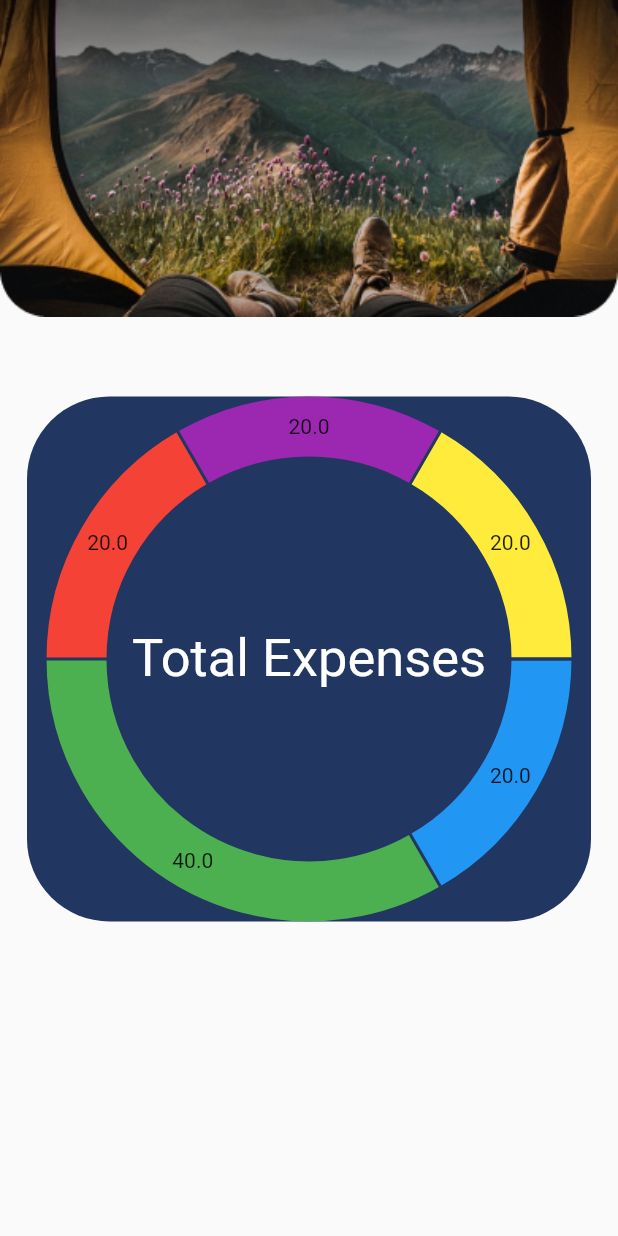
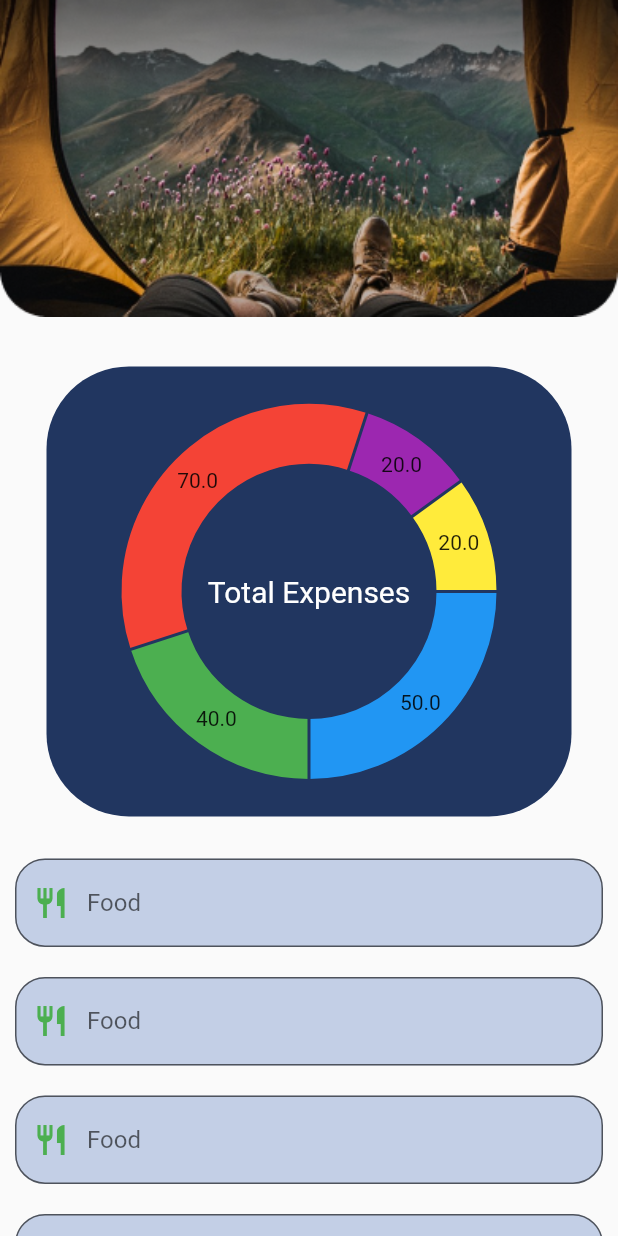
Before and after one commit to YashasHewage/TripWallet, a Flutter app: the screen it shows after launch, on a phone screen of 412 x 824 dp. Run offline on Flutter 3.47's test engine with Material 2 defaults, Android fonts, the light colour scheme and no system bars; drawn by our look-alikes of fl_chart; our stand-ins replace google_fonts.

Commit message:
expenses page

```diff
--- a/app/lib/components/pie_chart.dart
+++ b/app/lib/components/pie_chart.dart
@@ -9,21 +9,23 @@ class MyPieChart extends StatelessWidget {
   @override
   Widget build(BuildContext context) {
     return Container(
-      width: 500,
-      height: 350,
+      width: 350,
+      height: 300 ,
       decoration: BoxDecoration(
         color: Color(0xFF213660),
         borderRadius: BorderRadius.circular(55),
       ),
       child: Stack(alignment: Alignment.center,
         children: [
-          Text('Total Expenses',style: TextStyle(color: Colors.white,fontSize:35),),
-          PieChart(
+          Text('Total Expenses',style: TextStyle(color: Colors.white,fontSize:20),),
+          Padding(
+            padding: const EdgeInsets.all(25.0),
+            child: PieChart(
               PieChartData(
                 sections: [
                   //1 item
                   PieChartSectionData(
-                  value: 20,
+                    value: 50,
                     color: Colors.blue,
                   ),
                   //2 item
@@ -33,7 +35,7 @@ class MyPieChart extends StatelessWidget {
                   ),
                   //3 item
                   PieChartSectionData(
-                  value: 20,
+                    value: 70,
                     color: Colors.red,
                   ),
                   //4 item
@@ -50,6 +52,7 @@ class MyPieChart extends StatelessWidget {
               ),
               swapAnimationDuration: Duration(milliseconds: 750),
             ),
+          ),
         ],
       ),
     );
--- /dev/null
+++ b/app/lib/components/textfield_expenses.dart
@@ -0,0 +1,28 @@
+// ignore_for_file: prefer_const_constructors
+
+import 'package:flutter/material.dart';
+
+class Textfieldexpenses extends StatelessWidget {
+  const Textfieldexpenses({super.key});
+
+  @override
+  Widget build(BuildContext context) {
+    return Padding(
+      padding: const EdgeInsets.all(10.0),
+      child: TextField(
+        decoration: InputDecoration(
+          border: OutlineInputBorder(
+            borderRadius: BorderRadius.circular(20),
+          ),
+          filled: true,
+          fillColor: Color(0xFFC3CFE6),
+          hintText: 'Food',
+          prefixIcon: Icon(
+            Icons.restaurant,
+            color: Colors.green,
+          ),
+        ),
+      ),
+    );
+  }
+}
--- a/app/lib/pages/expenses_page.dart
+++ b/app/lib/pages/expenses_page.dart
@@ -1,6 +1,7 @@
 // ignore_for_file: prefer_const_constructors, prefer_const_literals_to_create_immutables, avoid_unnecessary_containers
 
 import 'package:app/components/pie_chart.dart';
+import 'package:app/components/textfield_expenses.dart';
 import 'package:flutter/material.dart';
 
 class Expenses extends StatefulWidget {
@@ -13,7 +14,8 @@ class Expenses extends StatefulWidget {
 class _ExpensesState extends State<Expenses> {
   @override
   Widget build(BuildContext context) {
-    return Scaffold(
+    return SafeArea(
+      child: Scaffold(
         body: Column(
           children: [
             //image
@@ -24,13 +26,29 @@ class _ExpensesState extends State<Expenses> {
                 width: 1500,
               ),
             ),
-          SizedBox(height: 35),
+            SizedBox(height: 15),
             //pie chart
             Padding(
               padding: const EdgeInsets.all(18.0),
               child: MyPieChart(),
             ),
+            //textfield
+            Expanded(
+              child: SingleChildScrollView(
+                child:Column(
+                  children: [
+                    Textfieldexpenses(),
+                    Textfieldexpenses(),
+                    Textfieldexpenses(),
+                    Textfieldexpenses(),
+                    Textfieldexpenses(),
+
                   ],
+                ),
+              ),
+            ),
+          ],
+        ),
       ),
     );
   }
```
Lines whose indentation alone changed are shown as unchanged.
